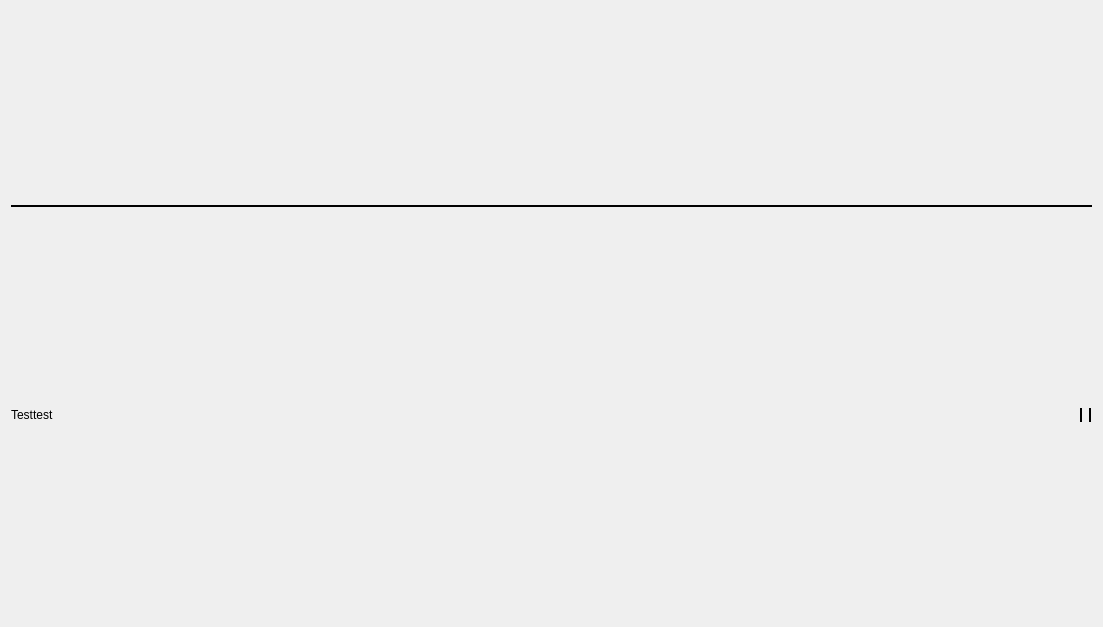
This is nicos_ess/gui/panels/ui_files/dashboard.ui in ess-dmsc/nicos as Qt 5 draws it before an edit. The edited form follows.
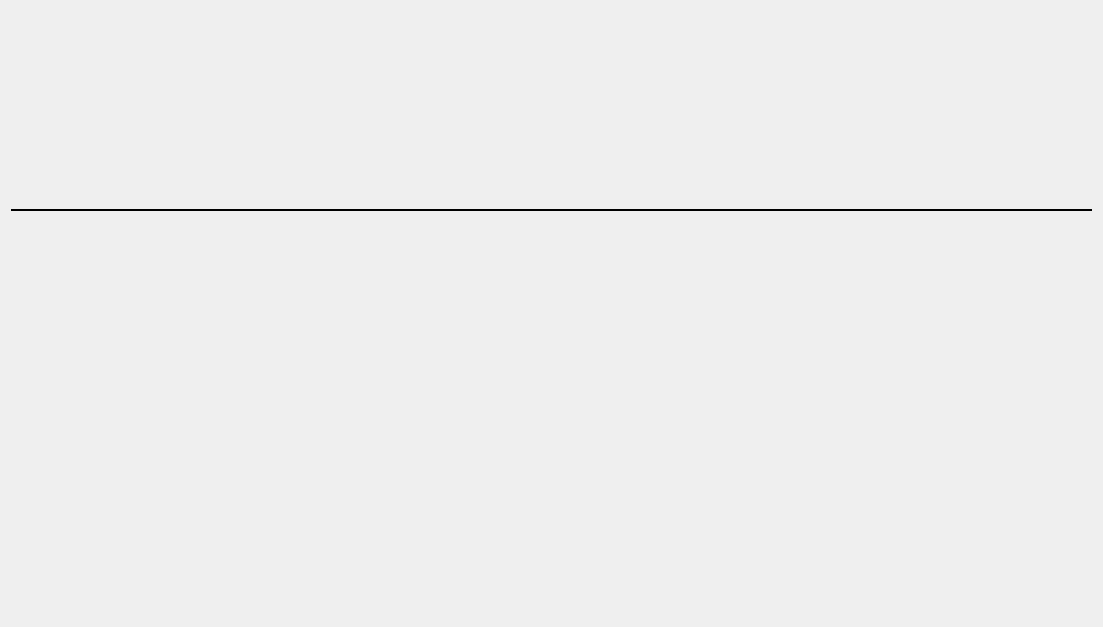
This is the edited form.

Commit message: skeleton connect for connect and disconnect

```diff
--- a/nicos_ess/gui/panels/ui_files/dashboard.ui
+++ b/nicos_ess/gui/panels/ui_files/dashboard.ui
@@ -35,457 +35,7 @@
      <item>
       <layout class="QHBoxLayout" name="horizontalLayout_2">
        <item>
-        <layout class="QVBoxLayout" name="dash_left">
-         <item>
-          <widget class="QLabel" name="label">
-           <property name="palette">
-            <palette>
-             <active>
-              <colorrole role="WindowText">
-               <brush brushstyle="SolidPattern">
-                <color alpha="255">
-                 <red>0</red>
-                 <green>0</green>
-                 <blue>0</blue>
-                </color>
-               </brush>
-              </colorrole>
-              <colorrole role="Button">
-               <brush brushstyle="SolidPattern">
-                <color alpha="255">
-                 <red>255</red>
-                 <green>255</green>
-                 <blue>255</blue>
-                </color>
-               </brush>
-              </colorrole>
-              <colorrole role="Light">
-               <brush brushstyle="SolidPattern">
-                <color alpha="255">
-                 <red>255</red>
-                 <green>255</green>
-                 <blue>255</blue>
-                </color>
-               </brush>
-              </colorrole>
-              <colorrole role="Midlight">
-               <brush brushstyle="SolidPattern">
-                <color alpha="255">
-                 <red>255</red>
-                 <green>255</green>
-                 <blue>255</blue>
-                </color>
-               </brush>
-              </colorrole>
-              <colorrole role="Dark">
-               <brush brushstyle="SolidPattern">
-                <color alpha="255">
-                 <red>127</red>
-                 <green>127</green>
-                 <blue>127</blue>
-                </color>
-               </brush>
-              </colorrole>
-              <colorrole role="Mid">
-               <brush brushstyle="SolidPattern">
-                <color alpha="255">
-                 <red>170</red>
-                 <green>170</green>
-                 <blue>170</blue>
-                </color>
-               </brush>
-              </colorrole>
-              <colorrole role="Text">
-               <brush brushstyle="SolidPattern">
-                <color alpha="255">
-                 <red>0</red>
-                 <green>0</green>
-                 <blue>0</blue>
-                </color>
-               </brush>
-              </colorrole>
-              <colorrole role="BrightText">
-               <brush brushstyle="SolidPattern">
-                <color alpha="255">
-                 <red>255</red>
-                 <green>255</green>
-                 <blue>255</blue>
-                </color>
-               </brush>
-              </colorrole>
-              <colorrole role="ButtonText">
-               <brush brushstyle="SolidPattern">
-                <color alpha="255">
-                 <red>0</red>
-                 <green>0</green>
-                 <blue>0</blue>
-                </color>
-               </brush>
-              </colorrole>
-              <colorrole role="Base">
-               <brush brushstyle="SolidPattern">
-                <color alpha="255">
-                 <red>255</red>
-                 <green>255</green>
-                 <blue>255</blue>
-                </color>
-               </brush>
-              </colorrole>
-              <colorrole role="Window">
-               <brush brushstyle="SolidPattern">
-                <color alpha="255">
-                 <red>255</red>
-                 <green>255</green>
-                 <blue>255</blue>
-                </color>
-               </brush>
-              </colorrole>
-              <colorrole role="Shadow">
-               <brush brushstyle="SolidPattern">
-                <color alpha="255">
-                 <red>0</red>
-                 <green>0</green>
-                 <blue>0</blue>
-                </color>
-               </brush>
-              </colorrole>
-              <colorrole role="AlternateBase">
-               <brush brushstyle="SolidPattern">
-                <color alpha="255">
-                 <red>255</red>
-                 <green>255</green>
-                 <blue>255</blue>
-                </color>
-               </brush>
-              </colorrole>
-              <colorrole role="ToolTipBase">
-               <brush brushstyle="SolidPattern">
-                <color alpha="255">
-                 <red>255</red>
-                 <green>255</green>
-                 <blue>220</blue>
-                </color>
-               </brush>
-              </colorrole>
-              <colorrole role="ToolTipText">
-               <brush brushstyle="SolidPattern">
-                <color alpha="255">
-                 <red>0</red>
-                 <green>0</green>
-                 <blue>0</blue>
-                </color>
-               </brush>
-              </colorrole>
-              <colorrole role="PlaceholderText">
-               <brush brushstyle="SolidPattern">
-                <color alpha="128">
-                 <red>0</red>
-                 <green>0</green>
-                 <blue>0</blue>
-                </color>
-               </brush>
-              </colorrole>
-             </active>
-             <inactive>
-              <colorrole role="WindowText">
-               <brush brushstyle="SolidPattern">
-                <color alpha="255">
-                 <red>0</red>
-                 <green>0</green>
-                 <blue>0</blue>
-                </color>
-               </brush>
-              </colorrole>
-              <colorrole role="Button">
-               <brush brushstyle="SolidPattern">
-                <color alpha="255">
-                 <red>255</red>
-                 <green>255</green>
-                 <blue>255</blue>
-                </color>
-               </brush>
-              </colorrole>
-              <colorrole role="Light">
-               <brush brushstyle="SolidPattern">
-                <color alpha="255">
-                 <red>255</red>
-                 <green>255</green>
-                 <blue>255</blue>
-                </color>
-               </brush>
-              </colorrole>
-              <colorrole role="Midlight">
-               <brush brushstyle="SolidPattern">
-                <color alpha="255">
-                 <red>255</red>
-                 <green>255</green>
-                 <blue>255</blue>
-                </color>
-               </brush>
-              </colorrole>
-              <colorrole role="Dark">
-               <brush brushstyle="SolidPattern">
-                <color alpha="255">
-                 <red>127</red>
-                 <green>127</green>
-                 <blue>127</blue>
-                </color>
-               </brush>
-              </colorrole>
-              <colorrole role="Mid">
-               <brush brushstyle="SolidPattern">
-                <color alpha="255">
-                 <red>170</red>
-                 <green>170</green>
-                 <blue>170</blue>
-                </color>
-               </brush>
-              </colorrole>
-              <colorrole role="Text">
-               <brush brushstyle="SolidPattern">
-                <color alpha="255">
-                 <red>0</red>
-                 <green>0</green>
-                 <blue>0</blue>
-                </color>
-               </brush>
-              </colorrole>
-              <colorrole role="BrightText">
-               <brush brushstyle="SolidPattern">
-                <color alpha="255">
-                 <red>255</red>
-                 <green>255</green>
-                 <blue>255</blue>
-                </color>
-               </brush>
-              </colorrole>
-              <colorrole role="ButtonText">
-               <brush brushstyle="SolidPattern">
-                <color alpha="255">
-                 <red>0</red>
-                 <green>0</green>
-                 <blue>0</blue>
-                </color>
-               </brush>
-              </colorrole>
-              <colorrole role="Base">
-               <brush brushstyle="SolidPattern">
-                <color alpha="255">
-                 <red>255</red>
-                 <green>255</green>
-                 <blue>255</blue>
-                </color>
-               </brush>
-              </colorrole>
-              <colorrole role="Window">
-               <brush brushstyle="SolidPattern">
-                <color alpha="255">
-                 <red>255</red>
-                 <green>255</green>
-                 <blue>255</blue>
-                </color>
-               </brush>
-              </colorrole>
-              <colorrole role="Shadow">
-               <brush brushstyle="SolidPattern">
-                <color alpha="255">
-                 <red>0</red>
-                 <green>0</green>
-                 <blue>0</blue>
-                </color>
-               </brush>
-              </colorrole>
-              <colorrole role="AlternateBase">
-               <brush brushstyle="SolidPattern">
-                <color alpha="255">
-                 <red>255</red>
-                 <green>255</green>
-                 <blue>255</blue>
-                </color>
-               </brush>
-              </colorrole>
-              <colorrole role="ToolTipBase">
-               <brush brushstyle="SolidPattern">
-                <color alpha="255">
-                 <red>255</red>
-                 <green>255</green>
-                 <blue>220</blue>
-                </color>
-               </brush>
-              </colorrole>
-              <colorrole role="ToolTipText">
-               <brush brushstyle="SolidPattern">
-                <color alpha="255">
-                 <red>0</red>
-                 <green>0</green>
-                 <blue>0</blue>
-                </color>
-               </brush>
-              </colorrole>
-              <colorrole role="PlaceholderText">
-               <brush brushstyle="SolidPattern">
-                <color alpha="128">
-                 <red>0</red>
-                 <green>0</green>
-                 <blue>0</blue>
-                </color>
-               </brush>
-              </colorrole>
-             </inactive>
-             <disabled>
-              <colorrole role="WindowText">
-               <brush brushstyle="SolidPattern">
-                <color alpha="255">
-                 <red>127</red>
-                 <green>127</green>
-                 <blue>127</blue>
-                </color>
-               </brush>
-              </colorrole>
-              <colorrole role="Button">
-               <brush brushstyle="SolidPattern">
-                <color alpha="255">
-                 <red>255</red>
-                 <green>255</green>
-                 <blue>255</blue>
-                </color>
-               </brush>
-              </colorrole>
-              <colorrole role="Light">
-               <brush brushstyle="SolidPattern">
-                <color alpha="255">
-                 <red>255</red>
-                 <green>255</green>
-                 <blue>255</blue>
-                </color>
-               </brush>
-              </colorrole>
-              <colorrole role="Midlight">
-               <brush brushstyle="SolidPattern">
-                <color alpha="255">
-                 <red>255</red>
-                 <green>255</green>
-                 <blue>255</blue>
-                </color>
-               </brush>
-              </colorrole>
-              <colorrole role="Dark">
-               <brush brushstyle="SolidPattern">
-                <color alpha="255">
-                 <red>127</red>
-                 <green>127</green>
-                 <blue>127</blue>
-                </color>
-               </brush>
-              </colorrole>
-              <colorrole role="Mid">
-               <brush brushstyle="SolidPattern">
-                <color alpha="255">
-                 <red>170</red>
-                 <green>170</green>
-                 <blue>170</blue>
-                </color>
-               </brush>
-              </colorrole>
-              <colorrole role="Text">
-               <brush brushstyle="SolidPattern">
-                <color alpha="255">
-                 <red>127</red>
-                 <green>127</green>
-                 <blue>127</blue>
-                </color>
-               </brush>
-              </colorrole>
-              <colorrole role="BrightText">
-               <brush brushstyle="SolidPattern">
-                <color alpha="255">
-                 <red>255</red>
-                 <green>255</green>
-                 <blue>255</blue>
-                </color>
-               </brush>
-              </colorrole>
-              <colorrole role="ButtonText">
-               <brush brushstyle="SolidPattern">
-                <color alpha="255">
-                 <red>127</red>
-                 <green>127</green>
-                 <blue>127</blue>
-                </color>
-               </brush>
-              </colorrole>
-              <colorrole role="Base">
-               <brush brushstyle="SolidPattern">
-                <color alpha="255">
-                 <red>255</red>
-                 <green>255</green>
-                 <blue>255</blue>
-                </color>
-               </brush>
-              </colorrole>
-              <colorrole role="Window">
-               <brush brushstyle="SolidPattern">
-                <color alpha="255">
-                 <red>255</red>
-                 <green>255</green>
-                 <blue>255</blue>
-                </color>
-               </brush>
-              </colorrole>
-              <colorrole role="Shadow">
-               <brush brushstyle="SolidPattern">
-                <color alpha="255">
-                 <red>0</red>
-                 <green>0</green>
-                 <blue>0</blue>
-                </color>
-               </brush>
-              </colorrole>
-              <colorrole role="AlternateBase">
-               <brush brushstyle="SolidPattern">
-                <color alpha="255">
-                 <red>255</red>
-                 <green>255</green>
-                 <blue>255</blue>
-                </color>
-               </brush>
-              </colorrole>
-              <colorrole role="ToolTipBase">
-               <brush brushstyle="SolidPattern">
-                <color alpha="255">
-                 <red>255</red>
-                 <green>255</green>
-                 <blue>220</blue>
-                </color>
-               </brush>
-              </colorrole>
-              <colorrole role="ToolTipText">
-               <brush brushstyle="SolidPattern">
-                <color alpha="255">
-                 <red>0</red>
-                 <green>0</green>
-                 <blue>0</blue>
-                </color>
-               </brush>
-              </colorrole>
-              <colorrole role="PlaceholderText">
-               <brush brushstyle="SolidPattern">
-                <color alpha="128">
-                 <red>0</red>
-                 <green>0</green>
-                 <blue>0</blue>
-                </color>
-               </brush>
-              </colorrole>
-             </disabled>
-            </palette>
-           </property>
-           <property name="text">
-            <string>Testtest</string>
-           </property>
-          </widget>
-         </item>
-        </layout>
+        <layout class="QVBoxLayout" name="dash_left"/>
        </item>
        <item>
         <widget class="Line" name="line_left">
```
The commit also changes 2 other files.
